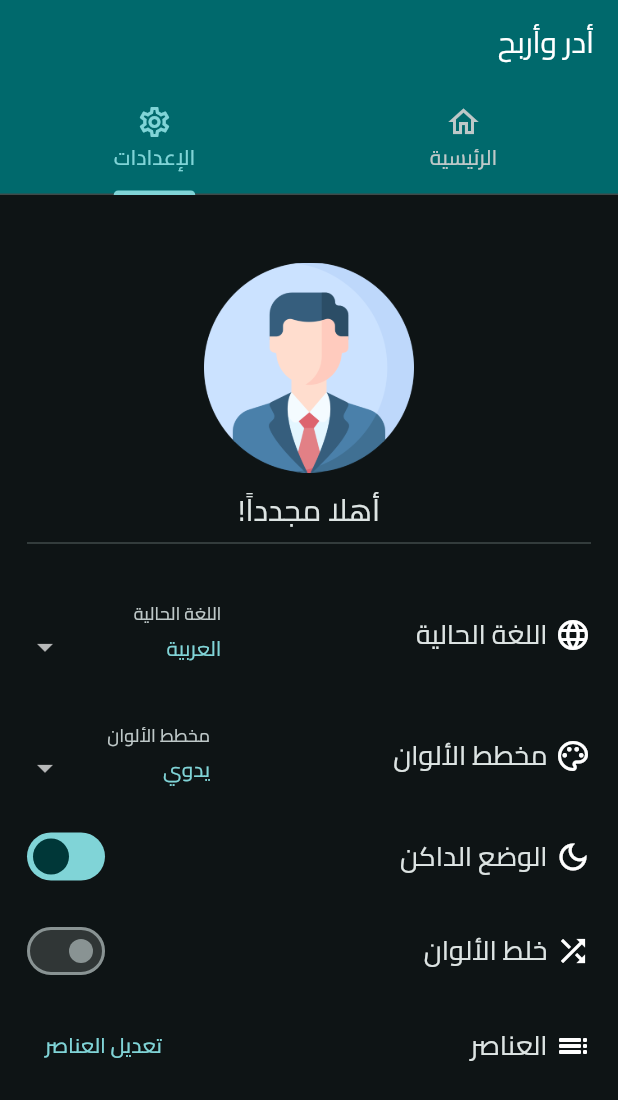
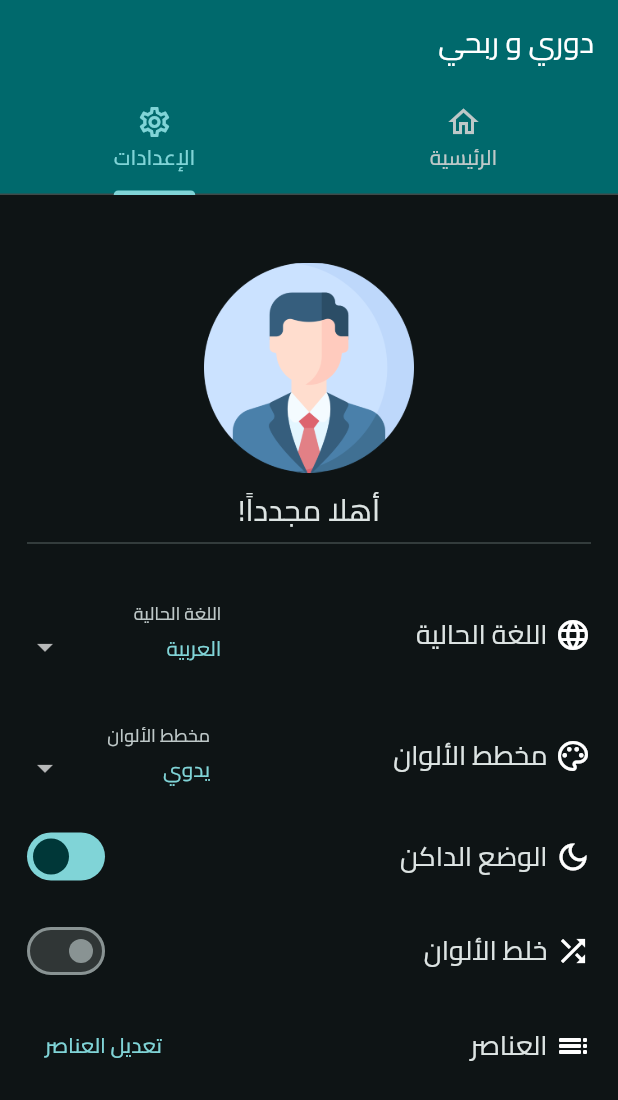
Before and after one commit to MohammadBali/Spin_The_Wheel, a Flutter app: the screen it shows after launch, tab 2 chosen, on a phone screen of 412 x 824 dp. Shown: the top 1100 px of the screen. Run offline on Flutter 3.47's test engine with Material 3 defaults, Android fonts, the light colour scheme and no system bars; our stand-ins replace animated_splash_screen, audioplayers, bloc, conditional_builder_null_safety, confetti, flutter_bloc and 6 more; accounts and stored records are empty.

```diff
--- a/lib/layout/home_layout.dart
+++ b/lib/layout/home_layout.dart
@@ -36,10 +36,10 @@ class _HomeLayoutState extends State<HomeLayout> with TickerProviderStateMixin
         //   snackBarBuilder(context: context, message: Localization.translate('db_success'));
         // }
 
-        // if(state is AppUpdateDatabaseSuccessState)
-        // {
-        //   snackBarBuilder(context: context, message: Localization.translate('updated'));
-        // }
+        if(state is AppUpdateDatabaseSuccessState)
+        {
+          snackBarBuilder(context: context, message: Localization.translate('updated'));
+        }
 
         if(state is AppGetDatabaseErrorState)
         {
--- a/lib/modules/Home/Home.dart
+++ b/lib/modules/Home/Home.dart
@@ -237,8 +237,10 @@ class _HomeState extends State<Home> {
                     overflow: TextOverflow.ellipsis,
                     maxLines: 2,
                     style: TextStyle(
-                        fontSize: 22,
-                        fontWeight: FontWeight.w600,
+                        fontSize: 20,
+                        fontWeight: AppCubit.language == 'ar'
+                            ?FontWeight.w600
+                            :null,
                         fontFamily: AppCubit.language == 'ar'
                             ?'Cairo'
                             :'WithoutSans'
--- a/lib/shared/components/Localization/languages.dart
+++ b/lib/shared/components/Localization/languages.dart
@@ -168,12 +168,12 @@ const Map<String,String> ar={
   'success':'تمت بنجاح...',
   'refreshed':'تم التحديث...',
 
-  'updated':'تم تحديث البيانات...',
+  'updated':'تم تحديث قاعدة البيانات...',
 
   'edit':'تعديل',
   'delete':'حذف',
 
-  'spin_win':'دوري وربحي!',
+  'spin_win':'دوري و ربحي!',
 
   'error':'حدث خطأ أثناء العملية',
   'exit':'الخروج',
@@ -185,7 +185,7 @@ const Map<String,String> ar={
 
   //App Bar
 
-  'appBar_title_home':'أدر وأربح',
+  'appBar_title_home':'دوري و ربحي',
 
   //Login:
 
@@ -224,7 +224,7 @@ const Map<String,String> ar={
 
   'home':'الرئيسية',
 
-  'spin':'أدر الآن!',
+  'spin':'دور!',
 
   'settings':'الإعدادات',
 
```
Also changed, not shown: 1 other file.
